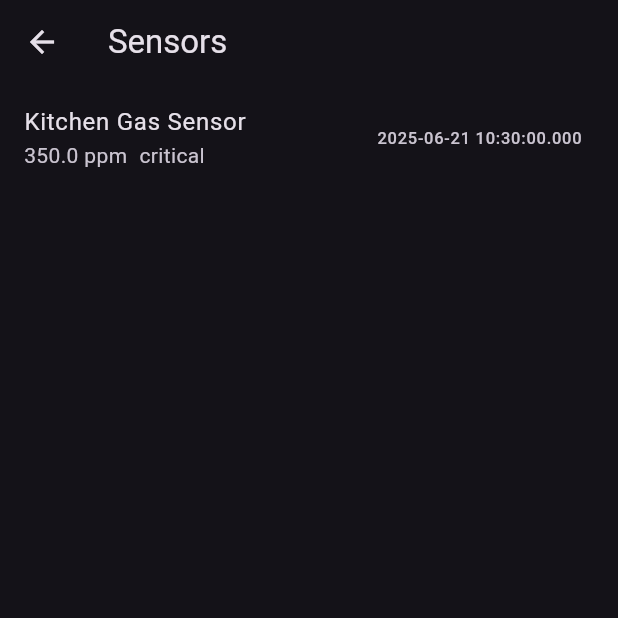
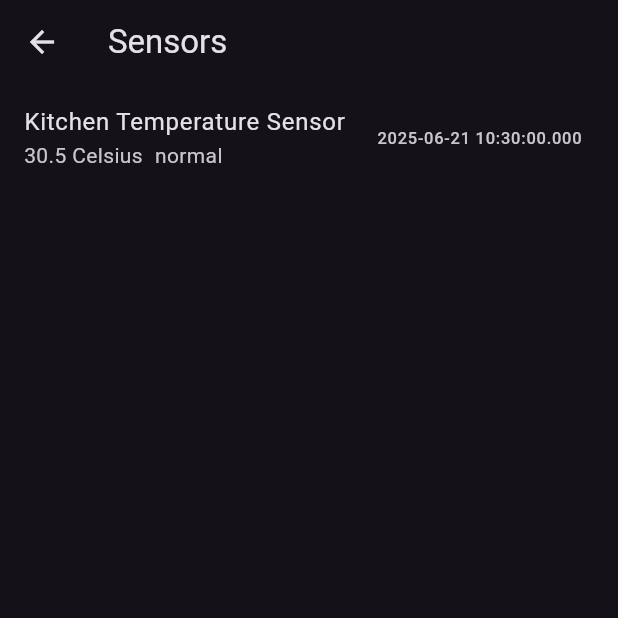
Before and after one commit to MOSamyxz/smart_home_app, a Flutter app: the SensorsScreen screen opened directly, on a phone screen of 412 x 824 dp, the top half of it. Run offline on Flutter 3.47's test engine with Material 3 defaults, Android fonts, the phone set to English and light mode, and no system bars; our stand-ins replace firebase_core, firebase_database, flutter_bloc; accounts and stored records are empty.

```diff
--- a/lib/main.dart
+++ b/lib/main.dart
@@ -1,10 +1,13 @@
 import 'package:flutter/material.dart';
 import 'package:firebase_core/firebase_core.dart';
 import 'package:smart_home_app/presentation/screens/home_screen/home_screen.dart';
+import 'firebase_options.dart';
 
 void main() async {
   WidgetsFlutterBinding.ensureInitialized();
-  await Firebase.initializeApp();
+  await Firebase.initializeApp(
+        options: DefaultFirebaseOptions.currentPlatform,
+  );
   runApp(const MyApp());
 }
 
--- a/lib/presentation/screens/sensor_screen/sensor_screen.dart
+++ b/lib/presentation/screens/sensor_screen/sensor_screen.dart
@@ -14,15 +14,15 @@ class SensorsScreen extends StatelessWidget {
     return BlocProvider(
       create: (context) => SensorCubit(SensorRepositoryImpl(FirebaseSensorDatasource ()))..addSensor(
         SensorModel(
-          id: 'Gas_sensor',
+          id: 'temperature_sensor',
           timestamp: DateTime.now(),
-          eventType: 'gas_leak',
-          severity: 'critical',
-          sensorType: 'mq2',
-          name: 'Kitchen Gas Sensor',
+          eventType: 'temperature_update',
+          severity: 'normal',
+          sensorType: 'LM35',
+          name: 'Kitchen Temperature Sensor',
           location: 'Kitchen',
-          value: 350.0,
-          unit: 'ppm',
+          value: 30.5,
+          unit: 'Celsius',
         ),
       ),
       child: Scaffold(
```
Also changed, not shown: lib/presentation/screens/device_screen/device_screen.dart (+4 -4 lines), firebase.json, lib/firebase_options.dart, 1 other file.
